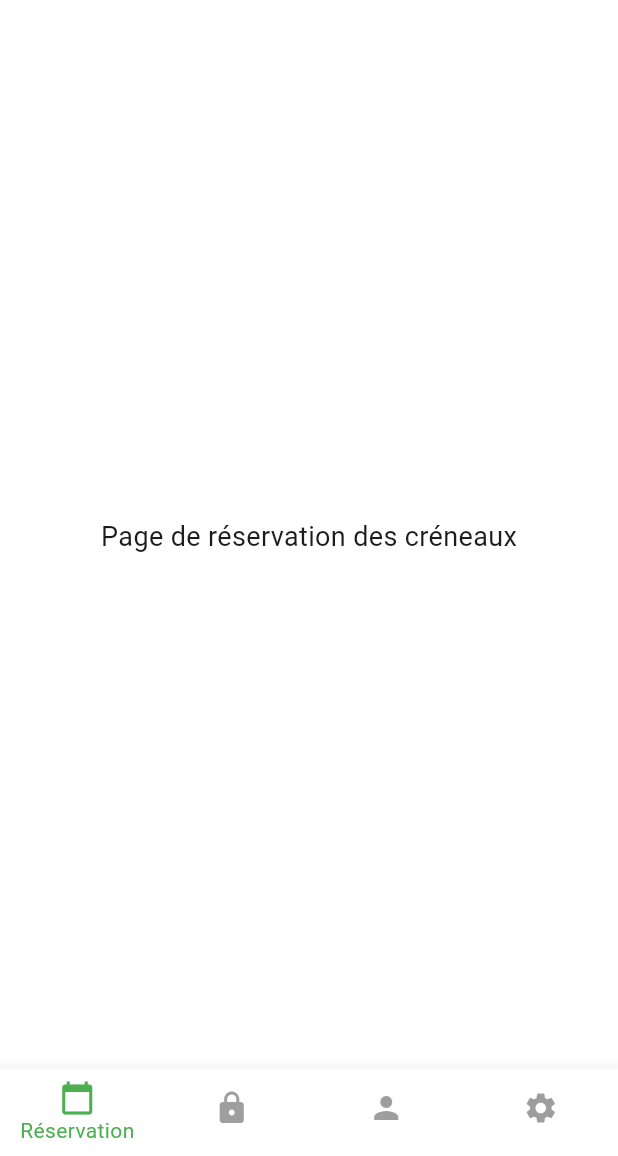
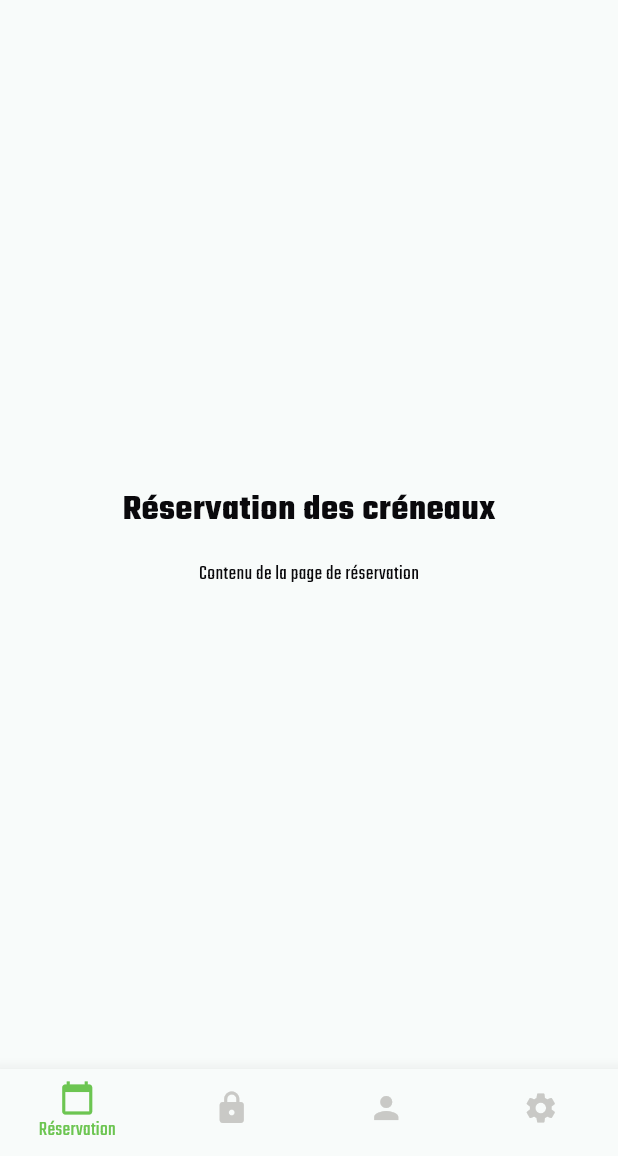
Before and after one commit to enzo-mensier/GymTech, a Flutter app: the HomeScreen screen opened directly, on a phone screen of 412 x 824 dp, the part 80-1236 px from its top. Run offline on Flutter 3.47's test engine with Material 3 defaults, Android fonts, the phone set to English and light mode, and no system bars.

Commit message:
Add fonts and colors

```diff
--- a/lib/screens/home_screen.dart
+++ b/lib/screens/home_screen.dart
@@ -1,4 +1,6 @@
 import 'package:flutter/material.dart';
+import '../utils/colors.dart';
+import '../utils/text_styles.dart';
 
 class HomeScreen extends StatefulWidget {
   @override
@@ -8,15 +10,80 @@ class HomeScreen extends StatefulWidget {
 class _HomeScreenState extends State<HomeScreen> {
   int _selectedIndex = 0;
 
-  static const Color primaryColor = Color(0xFF4CAF50);
-  static const Color secondaryColor = Color(0xFF9E9E9E);
-
-  static const List<Widget> _pages = <Widget>[
-    Center(child: Text('Page de réservation des créneaux', style: TextStyle(fontSize: 18))),
-    Center(child: Text('Accès aux vestiaires et numéros de casier', style: TextStyle(fontSize: 18))),
-    Center(child: Text('Données utilisateur', style: TextStyle(fontSize: 18))),
-    Center(child: Text('Paramètres', style: TextStyle(fontSize: 18))),
-  ];
+  Widget _buildPage(int index) {
+    switch (index) {
+      case 0:
+        return Center(
+          child: Column(
+            mainAxisAlignment: MainAxisAlignment.center,
+            children: [
+              Text(
+                'Réservation des créneaux',
+                style: AppTextStyles.bold.copyWith(fontSize: 24, color: AppColors.textColor),
+              ),
+              const SizedBox(height: 16),
+              Text(
+                'Contenu de la page de réservation',
+                style: AppTextStyles.regular.copyWith(color: AppColors.textColor),
+              ),
+            ],
+          ),
+        );
+      case 1:
+        return Center(
+          child: Column(
+            mainAxisAlignment: MainAxisAlignment.center,
+            children: [
+              Text(
+                'Accès aux vestiaires',
+                style: AppTextStyles.bold.copyWith(fontSize: 24, color: AppColors.textColor),
+              ),
+              const SizedBox(height: 16),
+              Text(
+                'Contenu de la page des vestiaires',
+                style: AppTextStyles.regular.copyWith(color: AppColors.textColor),
+              ),
+            ],
+          ),
+        );
+      case 2:
+        return Center(
+          child: Column(
+            mainAxisAlignment: MainAxisAlignment.center,
+            children: [
+              Text(
+                'Données utilisateur',
+                style: AppTextStyles.bold.copyWith(fontSize: 24, color: AppColors.textColor),
+              ),
+              const SizedBox(height: 16),
+              Text(
+                'Contenu de la page des données',
+                style: AppTextStyles.regular.copyWith(color: AppColors.textColor),
+              ),
+            ],
+          ),
+        );
+      case 3:
+        return Center(
+          child: Column(
+            mainAxisAlignment: MainAxisAlignment.center,
+            children: [
+              Text(
+                'Paramètres',
+                style: AppTextStyles.bold.copyWith(fontSize: 24, color: AppColors.textColor),
+              ),
+              const SizedBox(height: 16),
+              Text(
+                'Contenu de la page des paramètres',
+                style: AppTextStyles.regular.copyWith(color: AppColors.textColor),
+              ),
+            ],
+          ),
+        );
+      default:
+        return Container();
+    }
+  }
 
   void _onItemTapped(int index) {
     setState(() {
@@ -38,15 +105,15 @@ class _HomeScreenState extends State<HomeScreen> {
             fit: BoxFit.contain,
           ),
         ),
-        backgroundColor: Colors.white,
+        backgroundColor: AppColors.backgroundColor,
         elevation: 0,
       ),
-      body: _pages[_selectedIndex],
+      body: _buildPage(_selectedIndex),
       bottomNavigationBar: BottomNavigationBar(
         type: BottomNavigationBarType.fixed,
-        backgroundColor: Colors.white,
-        selectedItemColor: primaryColor,
-        unselectedItemColor: secondaryColor,
+        backgroundColor: AppColors.backgroundColor,
+        selectedItemColor: AppColors.primaryColor,
+        unselectedItemColor: AppColors.contrastColor,
         showSelectedLabels: true,
         showUnselectedLabels: false,
         elevation: 10,
--- /dev/null
+++ b/lib/utils/colors.dart
@@ -0,0 +1,12 @@
+import 'package:flutter/material.dart';
+
+class AppColors {
+  static const Color contrastColor = Color(0xFFC9C9C6);
+  static const Color backgroundColor = Color(0xFFF8FBFA);
+  static const Color logoColor = Color(0xFF7ED957);
+  static const Color secondaryColor = Color(0xFF3F6634);
+  static const Color textColor = Color(0xFF0A090C);
+  static const Color primaryColor = Color(0xFF6CC551);
+  static const Color negativeColor = Color(0xFFDE0F3F);
+  static const Color positiveColor = Color(0xFF7CC644);
+}
--- /dev/null
+++ b/lib/utils/text_styles.dart
@@ -0,0 +1,28 @@
+import 'package:flutter/material.dart';
+
+class AppTextStyles {
+  static const TextStyle light = TextStyle(
+    fontFamily: 'Teko',
+    fontWeight: FontWeight.w300,
+  );
+
+  static const TextStyle regular = TextStyle(
+    fontFamily: 'Teko',
+    fontWeight: FontWeight.w400,
+  );
+
+  static const TextStyle medium = TextStyle(
+    fontFamily: 'Teko',
+    fontWeight: FontWeight.w500,
+  );
+
+  static const TextStyle semiBold = TextStyle(
+    fontFamily: 'Teko',
+    fontWeight: FontWeight.w600,
+  );
+
+  static const TextStyle bold = TextStyle(
+    fontFamily: 'Teko',
+    fontWeight: FontWeight.w700,
+  );
+}
```
Also changed, not shown: lib/main.dart (+5 -2 lines), lib/screens/login_screen.dart (+28 -35 lines), pubspec.yaml (+14 -37 lines), assets/font/Traffolight.otf (deleted), fonts/Teko-Bold.ttf (added), fonts/Teko-Light.ttf (added), fonts/Teko-Medium.ttf (added), fonts/Teko-Regular.ttf (added), fonts/Teko-SemiBold.ttf (added).
